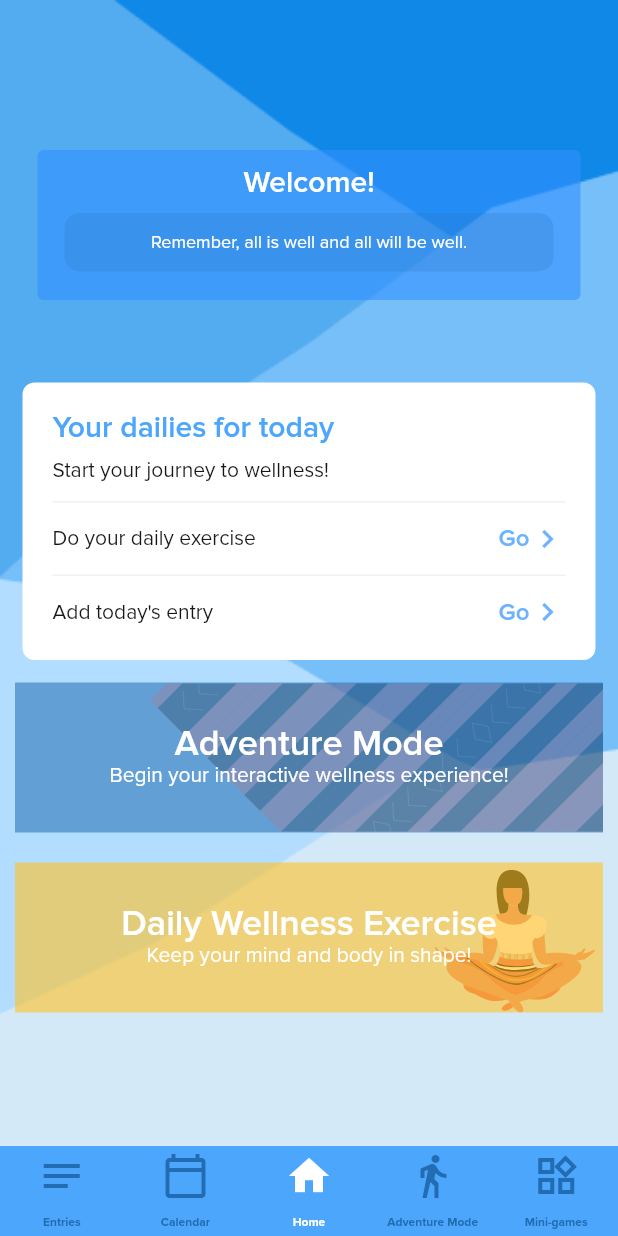
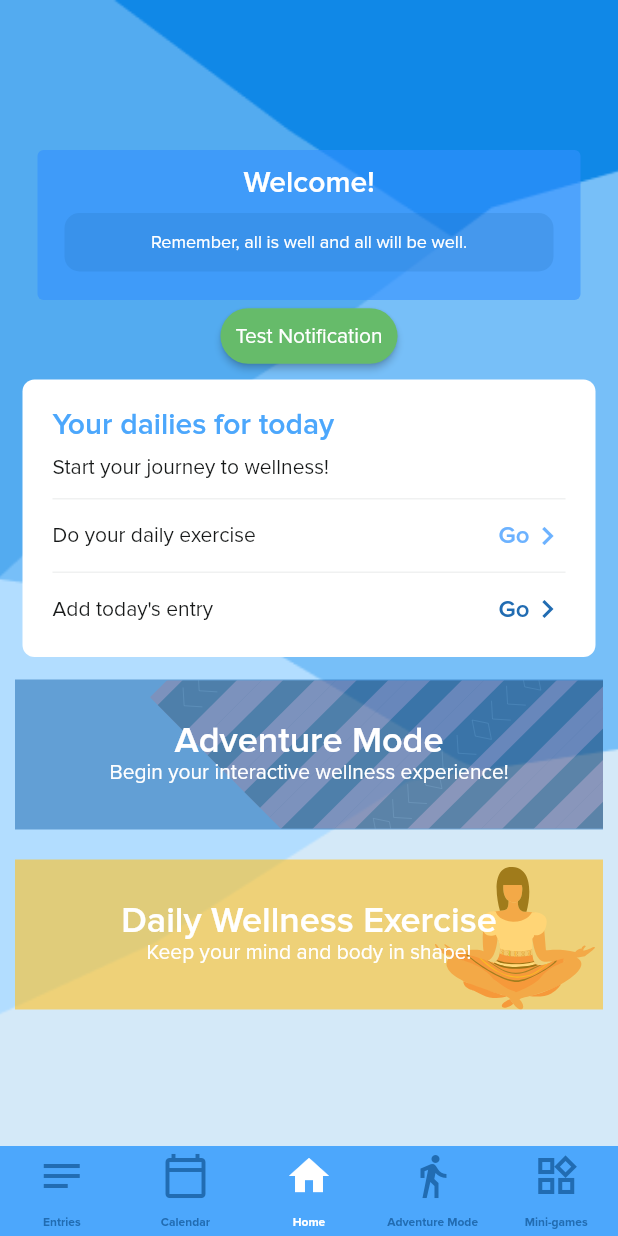
Before and after one commit to JobCuta/CIS-9340-Thesis, a Flutter app: the screen it shows after launch, on a phone screen of 412 x 824 dp. Run offline on Flutter 3.47's test engine with Material 2 defaults, Android fonts, the phone set to English and light mode, and no system bars; our stand-ins replace animated_text_kit, circular_countdown_timer, email_validator, flutter_local_notifications, flutter_secure_storage, flutter_svg and 6 more.

Commit message:
initial set up for notifications

```diff
--- a/lib/main.dart
+++ b/lib/main.dart
@@ -4,7 +4,9 @@ import 'package:flutter_application_1/screens/debug/WellnessExercisesScreen.dart
 import 'package:flutter_application_1/screens/main/EmotionalEvaluationEndScreen.dart';
 import 'package:flutter_application_1/screens/main/EmotionalEvaluationStartScreen.dart';
 import 'package:flutter_application_1/screens/onboarding/login_registration/AnonymousScreen.dart';
+import 'package:flutter_local_notifications/flutter_local_notifications.dart';
 import 'apis/userSecureStorage.dart';
+import 'constants/notificationService.dart';
 import 'screens/main/HomepageScreen.dart';
 // import 'screens/main/WellnessExercisesScreen.dart';
 import 'screens/onboarding/intro/ShakeScreen.dart';
@@ -23,7 +25,9 @@ import 'screens/onboarding/questionnaires/SetNotificationScreen.dart';
 
 // import 'package:flutter_secure_storage/flutter_secure_storage.dart';
 
-void main() {
+Future<void> main() async {
+  WidgetsFlutterBinding.ensureInitialized();
+  await NotificationService().init(); //
   runApp(const Main());
 }
 
--- a/lib/screens/main/HomepageScreen.dart
+++ b/lib/screens/main/HomepageScreen.dart
@@ -1,7 +1,10 @@
 import 'package:flutter/material.dart';
 import 'package:flutter_application_1/controllers/dailyController.dart';
+import 'package:flutter_local_notifications/flutter_local_notifications.dart';
 import 'package:flutter_svg/flutter_svg.dart';
 import 'package:get/get.dart';
+
+import '../../constants/notificationService.dart';
 
 class HomePageScreen extends StatefulWidget {
   const HomePageScreen({Key? key}) : super(key: key);
@@ -12,8 +15,10 @@ class HomePageScreen extends StatefulWidget {
 
 class _HomePageScreenState extends State<HomePageScreen> {
   int _selectedIndex = 2;
+  final FlutterLocalNotificationsPlugin flutterLocalNotificationsPlugin =
+      FlutterLocalNotificationsPlugin();
 
-  static final List<Widget> _widgetOptions = <Widget> [
+  static final List<Widget> _widgetOptions = <Widget>[
     const Text('Entries'),
     const Text('Calendar'),
     const HomePage(),
@@ -110,8 +115,7 @@ class _HomePageState extends State<HomePage> {
   @override
   Widget build(BuildContext context) {
     return Scaffold(
-      body: Stack(
-          children: [
+      body: Stack(children: [
         Container(
             decoration: const BoxDecoration(
                 image: DecorationImage(
@@ -161,7 +165,12 @@ class _HomePageState extends State<HomePage> {
                       )
                     ])),
               ),
-                  const SizedBox(height: 50.0),
+              ElevatedButton(
+                  onPressed: () {
+                    NotificationService.showNotification();
+                  },
+                  child: const Text('Test Notification')),
+              // const SizedBox(height: 50.0),
               Padding(
                 padding:
                     const EdgeInsets.symmetric(vertical: 5.0, horizontal: 15.0),
@@ -207,40 +216,47 @@ class _HomePageState extends State<HomePage> {
                             Text('Do your daily exercise',
                                 textAlign: TextAlign.center,
                                 style: TextStyle(
-                                        color: const Color(0xff161818).withOpacity(1.0),
+                                    color: const Color(0xff161818)
+                                        .withOpacity(1.0),
                                     fontSize: 14,
                                     fontFamily: 'Proxima Nova',
                                     fontWeight: FontWeight.w400)),
-
-                                !_isDailyExerciseDone ?
-                                RichText(
+                            !_isDailyExerciseDone
+                                ? RichText(
                                     text: TextSpan(children: [
                                       TextSpan(
                                           text: 'Go',
                                           style: TextStyle(
-                                            color: const Color(0x216CB2FF).withOpacity(1.0),
+                                              color: const Color(0x216CB2FF)
+                                                  .withOpacity(1.0),
                                               fontSize: 16,
                                               fontFamily: 'Proxima Nova',
                                               fontWeight: FontWeight.w600)),
                                       WidgetSpan(
-                                        alignment: PlaceholderAlignment.middle,
-                                        child: Icon(Icons.keyboard_arrow_right_sharp,
-                                            color: const Color(0x216CB2FF).withOpacity(1.0)))
+                                          alignment:
+                                              PlaceholderAlignment.middle,
+                                          child: Icon(
+                                              Icons.keyboard_arrow_right_sharp,
+                                              color: const Color(0x216CB2FF)
+                                                  .withOpacity(1.0)))
                                     ]),
-                                ) :
-                                RichText(
+                                  )
+                                : RichText(
                                     text: TextSpan(children: [
                                       TextSpan(
                                           text: 'Completed',
                                           style: TextStyle(
-                                            color: const Color(0xACB2B4).withOpacity(1.0),
+                                              color: const Color(0xACB2B4)
+                                                  .withOpacity(1.0),
                                               fontSize: 16,
                                               fontFamily: 'Proxima Nova',
                                               fontWeight: FontWeight.w600)),
                                       WidgetSpan(
-                                        alignment: PlaceholderAlignment.middle,
+                                          alignment:
+                                              PlaceholderAlignment.middle,
                                           child: Icon(Icons.check_circle,
-                                            color: const Color(0x87E54).withOpacity(1.0)))
+                                              color: const Color(0x87E54)
+                                                  .withOpacity(1.0)))
                                     ]),
                                   ),
                           ],
@@ -265,26 +281,29 @@ class _HomePageState extends State<HomePage> {
                             Text("Add today's entry",
                                 textAlign: TextAlign.center,
                                 style: TextStyle(
-                                        color:
-                                        const Color(0xff161818).withOpacity(1.0),
+                                    color: const Color(0xff161818)
+                                        .withOpacity(1.0),
                                     fontSize: 14,
                                     fontFamily: 'Proxima Nova',
                                     fontWeight: FontWeight.w400)),
-
-                                !_isDailyEntryDone ?
-                                RichText(
+                            !_isDailyEntryDone
+                                ? RichText(
                                     text: TextSpan(children: [
                                       TextSpan(
                                           text: 'Go',
                                           style: TextStyle(
-                                            color: const Color(0x216CB2FF).withOpacity(1.0),
+                                              color: const Color(0xff216CB2)
+                                                  .withOpacity(1.0),
                                               fontSize: 16,
                                               fontFamily: 'Proxima Nova',
                                               fontWeight: FontWeight.w600)),
                                       WidgetSpan(
-                                        alignment: PlaceholderAlignment.middle,
-                                        child: Icon(Icons.keyboard_arrow_right_sharp,
-                                            color: const Color(0x216CB2FF).withOpacity(1.0)))
+                                          alignment:
+                                              PlaceholderAlignment.middle,
+                                          child: Icon(
+                                              Icons.keyboard_arrow_right_sharp,
+                                              color: const Color(0xff216CB2)
+                                                  .withOpacity(1.0)))
                                     ]),
                                   )
                                 : RichText(
@@ -292,14 +311,17 @@ class _HomePageState extends State<HomePage> {
                                       TextSpan(
                                           text: 'Completed',
                                           style: TextStyle(
-                                            color: const Color(0xACB2B4).withOpacity(1.0),
+                                              color: const Color(0xACB2B4)
+                                                  .withOpacity(1.0),
                                               fontSize: 16,
                                               fontFamily: 'Proxima Nova',
                                               fontWeight: FontWeight.w600)),
                                       WidgetSpan(
-                                        alignment: PlaceholderAlignment.middle,
+                                          alignment:
+                                              PlaceholderAlignment.middle,
                                           child: Icon(Icons.check_circle,
-                                            color: const Color(0x87E54).withOpacity(1.0)))
+                                              color: const Color(0x87E54)
+                                                  .withOpacity(1.0)))
                                     ]),
                                   ),
                           ],
--- a/pubspec.yaml
+++ b/pubspec.yaml
@@ -69,6 +69,9 @@ dependencies:
   get: ^4.6.1
   flutter_secure_storage: ^5.0.2
 
+  #dependency for pushing local notifications
+  flutter_local_notifications: ^9.4.0
+
 dev_dependencies:
   flutter_test:
     sdk: flutter
```
Also changed, not shown: lib/constants/notificationService.dart (added, +41 -0 lines), pubspec.lock, 2 other files. Lines whose indentation alone changed are shown as unchanged.
